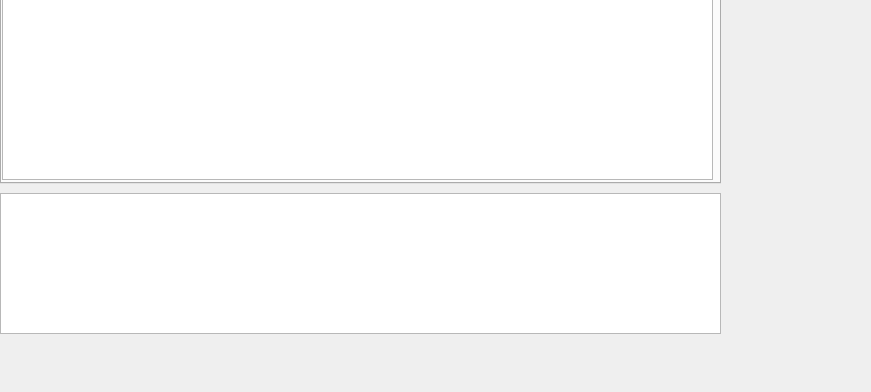
Above: src/core/basic_application_window.ui from LISE-B26/pylabcontrol before the change; both pictures show x 0 to 871 and y 457 to 849 of the 1373 by 849 pixel window. Below: the same form after it.
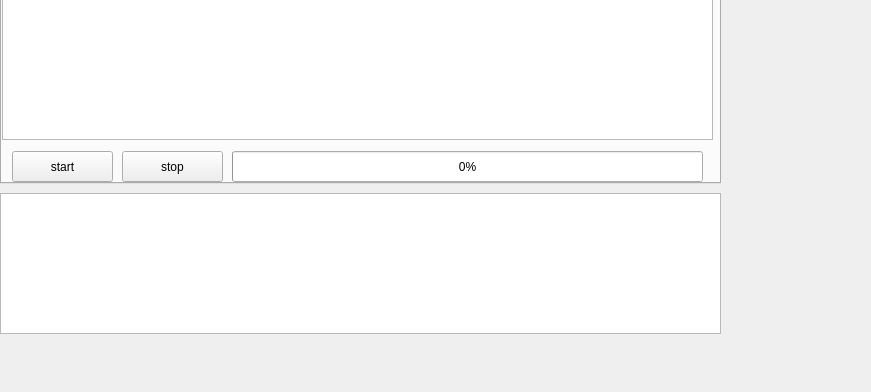
That is the form after the change. Custom widgets are drawn as their Qt base class.

```diff
--- a/src/core/basic_application_window.ui
+++ b/src/core/basic_application_window.ui
@@ -51,7 +51,7 @@
         <x>0</x>
         <y>30</y>
         <width>711</width>
-        <height>351</height>
+        <height>311</height>
        </rect>
       </property>
       <property name="sizePolicy">
@@ -87,9 +87,9 @@
       <property name="geometry">
        <rect>
         <x>230</x>
-        <y>420</y>
+        <y>352</y>
         <width>471</width>
-        <height>23</height>
+        <height>31</height>
        </rect>
       </property>
       <property name="value">
@@ -100,9 +100,9 @@
       <property name="geometry">
        <rect>
         <x>120</x>
-        <y>420</y>
+        <y>352</y>
         <width>101</width>
-        <height>23</height>
+        <height>31</height>
        </rect>
       </property>
       <property name="text">
@@ -112,10 +112,10 @@
      <widget class="QPushButton" name="btn_start_script">
       <property name="geometry">
        <rect>
-        <x>20</x>
-        <y>420</y>
+        <x>10</x>
+        <y>352</y>
         <width>101</width>
-        <height>23</height>
+        <height>31</height>
        </rect>
       </property>
       <property name="text">
```
Left out of the diff: 14 changed lines with no effect on the pictures.
